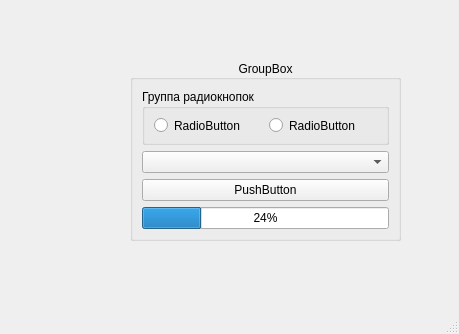
The window that Qt/4/mainwindow.ui (lusjenka/origin1) describes before a commit, drawn with Qt 5.
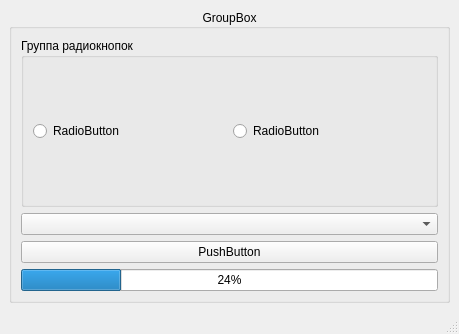
The same window after the commit.

```diff
--- a/Qt/4/mainwindow.ui
+++ b/Qt/4/mainwindow.ui
@@ -14,15 +14,9 @@
    <string>MainWindow</string>
   </property>
   <widget class="QWidget" name="centralwidget">
+   <layout class="QVBoxLayout" name="verticalLayout">
+    <item>
    <widget class="QGroupBox" name="groupBox">
-    <property name="geometry">
-     <rect>
-      <x>130</x>
-      <y>60</y>
-      <width>271</width>
-      <height>181</height>
-     </rect>
-    </property>
     <property name="title">
      <string>GroupBox</string>
     </property>
@@ -32,8 +26,8 @@
     <property name="flat">
      <bool>false</bool>
     </property>
-    <layout class="QVBoxLayout" name="verticalLayout">
-     <item>
+      <layout class="QGridLayout" name="gridLayout">
+       <item row="0" column="0">
       <widget class="QGroupBox" name="grBox_1">
        <property name="title">
         <string>Группа радиокнопок</string>
@@ -56,17 +50,17 @@
        </layout>
       </widget>
      </item>
-     <item>
+       <item row="1" column="0">
       <widget class="QComboBox" name="cBox"/>
      </item>
-     <item>
+       <item row="2" column="0">
       <widget class="QPushButton" name="pBut_1">
        <property name="text">
         <string>PushButton</string>
        </property>
       </widget>
      </item>
-     <item>
+       <item row="3" column="0">
       <widget class="QProgressBar" name="prBar">
        <property name="value">
         <number>24</number>
@@ -75,6 +69,8 @@
      </item>
     </layout>
    </widget>
+    </item>
+   </layout>
   </widget>
   <widget class="QMenuBar" name="menubar">
    <property name="geometry">
```
Lines whose indentation alone changed are shown as unchanged.
